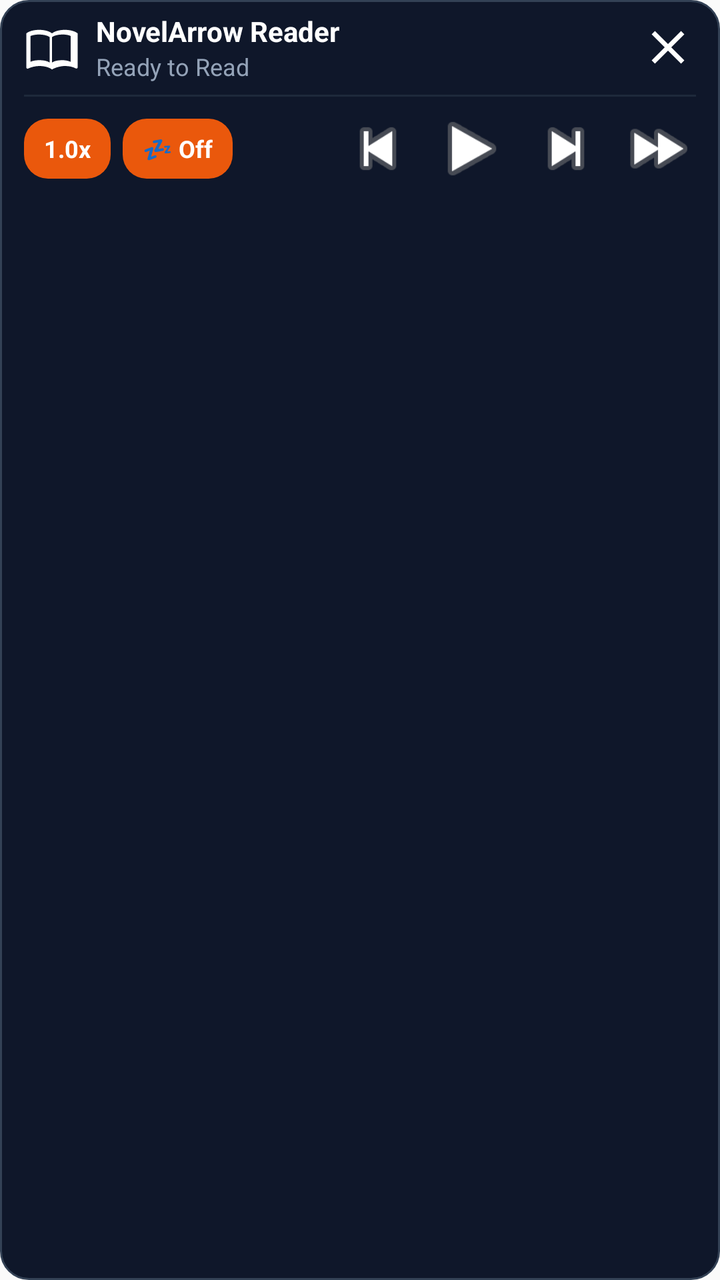
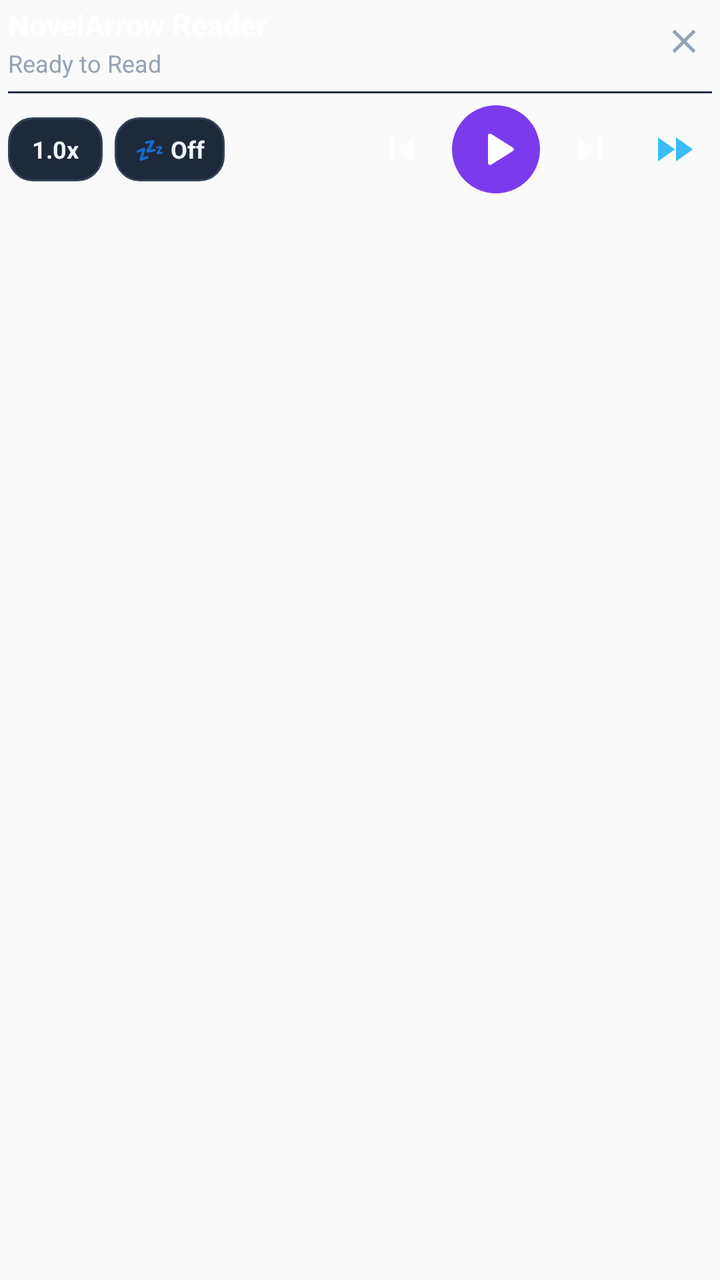

An Android layout rendered at two revisions. The XML below is the earlier revision; the diff shows what the commit changed to produce the second picture.
<!-- AndroidManifest.xml: application theme Theme.NovelArrowReader -->
<!-- res/layout/notification_quick_toolbar_expanded.xml -->
<?xml version="1.0" encoding="utf-8"?>
<LinearLayout xmlns:android="http://schemas.android.com/apk/res/android"
    android:id="@+id/layout_quick_toolbar_expanded_root"
    android:layout_width="match_parent"
    android:layout_height="wrap_content"
    android:minHeight="96dp"
    android:background="@drawable/bg_notification_toolbar"
    android:orientation="vertical"
    android:paddingStart="12dp"
    android:paddingTop="6dp"
    android:paddingEnd="12dp"
    android:paddingBottom="6dp">

    
    <LinearLayout
        android:layout_width="match_parent"
        android:layout_height="wrap_content"
        android:gravity="center_vertical"
        android:orientation="horizontal">

        <ImageView
            android:id="@+id/iv_toolbar_icon_exp"
            android:layout_width="28dp"
            android:layout_height="28dp"
            android:contentDescription="NovelArrow Reader"
            android:src="@drawable/ic_notification_toolbar" />

        <LinearLayout
            android:layout_width="0dp"
            android:layout_height="wrap_content"
            android:layout_marginStart="8dp"
            android:layout_marginEnd="8dp"
            android:layout_weight="1"
            android:orientation="vertical">

            <TextView
                android:id="@+id/tv_novel_title_exp"
                android:layout_width="match_parent"
                android:layout_height="wrap_content"
                android:ellipsize="end"
                android:maxLines="1"
                android:text="NovelArrow Reader"
                android:textColor="#FFFFFF"
                android:textSize="14sp"
                android:textStyle="bold" />

            <TextView
                android:id="@+id/tv_chapter_status_exp"
                android:layout_width="match_parent"
                android:layout_height="wrap_content"
                android:ellipsize="end"
                android:maxLines="1"
                android:text="Ready to Read"
                android:textColor="#94A3B8"
                android:textSize="12sp" />
        </LinearLayout>

        
        <ImageButton
            android:id="@+id/btn_close_exp"
            android:layout_width="28dp"
            android:layout_height="28dp"
            android:background="@android:color/transparent"
            android:contentDescription="Close Toolbar"
            android:scaleType="fitCenter"
            android:src="@drawable/ic_notification_toolbar_close" />
    </LinearLayout>

    
    <FrameLayout
        android:layout_width="match_parent"
        android:layout_height="1dp"
        android:layout_marginTop="6dp"
        android:layout_marginBottom="6dp"
        android:background="#1E293B" />

    
    <LinearLayout
        android:layout_width="match_parent"
        android:layout_height="40dp"
        android:gravity="center_vertical"
        android:orientation="horizontal">

        
        <TextView
            android:id="@+id/btn_speed_exp"
            android:layout_width="wrap_content"
            android:layout_height="30dp"
            android:layout_marginEnd="6dp"
            android:background="@drawable/bg_toolbar_pill"
            android:gravity="center"
            android:paddingStart="10dp"
            android:paddingEnd="10dp"
            android:text="1.0x"
            android:textColor="#FFFFFF"
            android:textSize="12sp"
            android:textStyle="bold" />

        
        <TextView
            android:id="@+id/btn_sleep_timer_exp"
            android:layout_width="wrap_content"
            android:layout_height="30dp"
            android:background="@drawable/bg_toolbar_pill"
            android:gravity="center"
            android:paddingStart="10dp"
            android:paddingEnd="10dp"
            android:text="💤 Off"
            android:textColor="#FFFFFF"
            android:textSize="12sp"
            android:textStyle="bold" />

        
        <FrameLayout
            android:layout_width="0dp"
            android:layout_height="1dp"
            android:layout_weight="1" />

        
        <ImageButton
            android:id="@+id/btn_prev_chap_exp"
            android:layout_width="38dp"
            android:layout_height="38dp"
            android:background="@android:color/transparent"
            android:contentDescription="Previous Chapter"
            android:scaleType="fitCenter"
            android:src="@android:drawable/ic_media_previous" />

        
        <ImageButton
            android:id="@+id/btn_play_pause_exp"
            android:layout_width="40dp"
            android:layout_height="40dp"
            android:layout_marginStart="8dp"
            android:background="@android:color/transparent"
            android:contentDescription="Play or Pause"
            android:scaleType="fitCenter"
            android:src="@android:drawable/ic_media_play" />

        
        <ImageButton
            android:id="@+id/btn_next_chap_exp"
            android:layout_width="38dp"
            android:layout_height="38dp"
            android:layout_marginStart="8dp"
            android:background="@android:color/transparent"
            android:contentDescription="Next Chapter"
            android:scaleType="fitCenter"
            android:src="@android:drawable/ic_media_next" />

        
        <ImageButton
            android:id="@+id/btn_site_next_exp"
            android:layout_width="38dp"
            android:layout_height="38dp"
            android:layout_marginStart="8dp"
            android:background="@android:color/transparent"
            android:contentDescription="Site Next Chapter"
            android:scaleType="fitCenter"
            android:src="@android:drawable/ic_media_ff" />
    </LinearLayout>

</LinearLayout>
<!-- resources referenced by this layout -->
<resources>
  <!-- drawable bg_notification_toolbar (drawable) -->
  <?xml version="1.0" encoding="utf-8"?>
  <shape xmlns:android="http://schemas.android.com/apk/res/android"
      android:shape="rectangle">
      <solid android:color="#0F172A" />
      <corners android:radius="14dp" />
      <stroke
          android:width="1dp"
          android:color="#334155" />
  </shape>
  <!-- drawable bg_toolbar_pill (drawable) -->
  <?xml version="1.0" encoding="utf-8"?>
  <shape xmlns:android="http://schemas.android.com/apk/res/android"
      android:shape="rectangle">
      <solid android:color="#EA580C" />
      <corners android:radius="12dp" />
  </shape>
  <!-- drawable ic_notification_toolbar (drawable) -->
  <vector xmlns:android="http://schemas.android.com/apk/res/android"
      android:width="24dp"
      android:height="24dp"
      android:viewportWidth="24"
      android:viewportHeight="24">
      <path
          android:fillColor="#FFFFFFFF"
          android:pathData="M21,5c-1.11,-0.35 -2.33,-0.5 -3.5,-0.5 -1.95,0 -4.05,0.4 -5.5,1.5 -1.45,-1.1 -3.55,-1.5 -5.5,-1.5S2.45,4.9 1,6v14.65c0,0.25 0.25,0.5 0.5,0.5 0.1,0 0.15,-0.05 0.25,-0.05C3.1,20.45 5.05,20 6.5,20c1.95,0 4.05,0.4 5.5,1.5 1.35,-0.85 3.8,-1.5 5.5,-1.5 1.65,0 3.35,0.3 4.75,1.05 0.1,0.05 0.15,0.05 0.25,0.05 0.25,0 0.5,-0.25 0.5,-0.5V6c-0.6,-0.45 -1.25,-0.75 -2,-1zM11,18.5c-1.1,-0.75 -2.75,-1 -4.5,-1 -1.4,0 -2.75,0.25 -3.75,0.7V7.15C3.85,6.7 5.15,6.5 6.5,6.5c1.75,0 3.4,0.35 4.5,1.1V18.5zM20,18.2c-1,-0.45 -2.35,-0.7 -3.5,-0.7 -1.75,0 -3.4,0.25 -4.5,1V7.6c1.1,-0.75 2.75,-1.1 4.5,-1.1 1.35,0 2.65,0.2 3.5,0.65v11.05z"/>
  </vector>
  <!-- drawable ic_notification_toolbar_close (drawable) -->
  <vector xmlns:android="http://schemas.android.com/apk/res/android"
      android:width="24dp"
      android:height="24dp"
      android:viewportWidth="24"
      android:viewportHeight="24">
      <path
          android:fillColor="#FFFFFFFF"
          android:pathData="M19,6.41L17.59,5 12,10.59 6.41,5 5,6.41 10.59,12 5,17.59 6.41,19 12,13.41 17.59,19 19,17.59 13.41,12z"/>
  </vector>
  <style name="Theme.NovelArrowReader" parent="android:Theme.Material.Light.NoActionBar" />
</resources>

<!-- the commit's change to res/layout/notification_quick_toolbar_expanded.xml (unified diff, before → after) -->
@@ -4,12 +4,12 @@
     android:layout_width="match_parent"
     android:layout_height="wrap_content"
     android:minHeight="96dp"
-    android:background="@drawable/bg_notification_toolbar"
+    android:background="@android:color/transparent"
     android:orientation="vertical"
-    android:paddingStart="12dp"
-    android:paddingTop="6dp"
-    android:paddingEnd="12dp"
-    android:paddingBottom="6dp">
+    android:paddingStart="4dp"
+    android:paddingTop="2dp"
+    android:paddingEnd="4dp"
+    android:paddingBottom="4dp">
 
     
     <LinearLayout
@@ -20,15 +20,15 @@
 
         <ImageView
             android:id="@+id/iv_toolbar_icon_exp"
-            android:layout_width="28dp"
-            android:layout_height="28dp"
+            android:layout_width="0dp"
+            android:layout_height="0dp"
+            android:visibility="gone"
             android:contentDescription="NovelArrow Reader"
             android:src="@drawable/ic_notification_toolbar" />
 
         <LinearLayout
             android:layout_width="0dp"
             android:layout_height="wrap_content"
-            android:layout_marginStart="8dp"
             android:layout_marginEnd="8dp"
             android:layout_weight="1"
             android:orientation="vertical">
@@ -41,13 +41,14 @@
                 android:maxLines="1"
                 android:text="NovelArrow Reader"
                 android:textColor="#FFFFFF"
-                android:textSize="14sp"
+                android:textSize="15sp"
                 android:textStyle="bold" />
 
             <TextView
                 android:id="@+id/tv_chapter_status_exp"
                 android:layout_width="match_parent"
                 android:layout_height="wrap_content"
+                android:layout_marginTop="1dp"
                 android:ellipsize="end"
                 android:maxLines="1"
                 android:text="Ready to Read"
@@ -62,7 +63,8 @@
             android:layout_height="28dp"
             android:background="@android:color/transparent"
             android:contentDescription="Close Toolbar"
-            android:scaleType="fitCenter"
+            android:scaleType="centerInside"
+            android:padding="4dp"
             android:src="@drawable/ic_notification_toolbar_close" />
     </LinearLayout>
 
@@ -72,12 +74,12 @@
         android:layout_height="1dp"
         android:layout_marginTop="6dp"
         android:layout_marginBottom="6dp"
-        android:background="#1E293B" />
+        android:background="#263345" />
 
     
     <LinearLayout
         android:layout_width="match_parent"
-        android:layout_height="40dp"
+        android:layout_height="44dp"
         android:gravity="center_vertical"
         android:orientation="horizontal">
 
@@ -85,14 +87,14 @@
         <TextView
             android:id="@+id/btn_speed_exp"
             android:layout_width="wrap_content"
-            android:layout_height="30dp"
+            android:layout_height="32dp"
             android:layout_marginEnd="6dp"
             android:background="@drawable/bg_toolbar_pill"
             android:gravity="center"
-            android:paddingStart="10dp"
-            android:paddingEnd="10dp"
+            android:paddingStart="12dp"
+            android:paddingEnd="12dp"
             android:text="1.0x"
-            android:textColor="#FFFFFF"
+            android:textColor="#F1F5F9"
             android:textSize="12sp"
             android:textStyle="bold" />
 
@@ -100,13 +102,13 @@
         <TextView
             android:id="@+id/btn_sleep_timer_exp"
             android:layout_width="wrap_content"
-            android:layout_height="30dp"
+            android:layout_height="32dp"
             android:background="@drawable/bg_toolbar_pill"
             android:gravity="center"
             android:paddingStart="10dp"
             android:paddingEnd="10dp"
             android:text="💤 Off"
-            android:textColor="#FFFFFF"
+            android:textColor="#F1F5F9"
             android:textSize="12sp"
             android:textStyle="bold" />
 
@@ -123,41 +125,45 @@
             android:layout_height="38dp"
             android:background="@android:color/transparent"
             android:contentDescription="Previous Chapter"
-            android:scaleType="fitCenter"
-            android:src="@android:drawable/ic_media_previous" />
+            android:scaleType="centerInside"
+            android:padding="7dp"
+            android:src="@drawable/ic_toolbar_prev" />
 
         
         <ImageButton
             android:id="@+id/btn_play_pause_exp"
-            android:layout_width="40dp"
-            android:layout_height="40dp"
-            android:layout_marginStart="8dp"
-            android:background="@android:color/transparent"
+            android:layout_width="44dp"
+            android:layout_height="44dp"
+            android:layout_marginStart="6dp"
+            android:layout_marginEnd="6dp"
+            android:background="@drawable/ic_toolbar_play_bg"
             android:contentDescription="Play or Pause"
-            android:scaleType="fitCenter"
-            android:src="@android:drawable/ic_media_play" />
+            android:scaleType="centerInside"
+            android:padding="10dp"
+            android:src="@drawable/ic_toolbar_play" />
 
         
         <ImageButton
             android:id="@+id/btn_next_chap_exp"
             android:layout_width="38dp"
             android:layout_height="38dp"
-            android:layout_marginStart="8dp"
             android:background="@android:color/transparent"
             android:contentDescription="Next Chapter"
-            android:scaleType="fitCenter"
-            android:src="@android:drawable/ic_media_next" />
+            android:scaleType="centerInside"
+            android:padding="7dp"
+            android:src="@drawable/ic_toolbar_next" />
 
         
         <ImageButton
             android:id="@+id/btn_site_next_exp"
             android:layout_width="38dp"
             android:layout_height="38dp"
-            android:layout_marginStart="8dp"
+            android:layout_marginStart="4dp"
             android:background="@android:color/transparent"
             android:contentDescription="Site Next Chapter"
-            android:scaleType="fitCenter"
-            android:src="@android:drawable/ic_media_ff" />
+            android:scaleType="centerInside"
+            android:padding="7dp"
+            android:src="@drawable/ic_toolbar_site_next" />
     </LinearLayout>
 
 </LinearLayout>
<!-- resource entries referenced after the edit -->
@@ -1,21 +1,14 @@
 <!-- resources referenced by this layout -->
 <resources>
-  <!-- drawable bg_notification_toolbar (drawable) -->
-  <?xml version="1.0" encoding="utf-8"?>
-  <shape xmlns:android="http://schemas.android.com/apk/res/android"
-      android:shape="rectangle">
-      <solid android:color="#0F172A" />
-      <corners android:radius="14dp" />
-      <stroke
-          android:width="1dp"
-          android:color="#334155" />
-  </shape>
   <!-- drawable bg_toolbar_pill (drawable) -->
   <?xml version="1.0" encoding="utf-8"?>
   <shape xmlns:android="http://schemas.android.com/apk/res/android"
       android:shape="rectangle">
-      <solid android:color="#EA580C" />
+      <solid android:color="#1E293B" />
       <corners android:radius="12dp" />
+      <stroke
+          android:width="1dp"
+          android:color="#334155" />
   </shape>
   <!-- drawable ic_notification_toolbar (drawable) -->
   <vector xmlns:android="http://schemas.android.com/apk/res/android"
@@ -34,8 +27,54 @@
       android:viewportWidth="24"
       android:viewportHeight="24">
       <path
+          android:fillColor="#94A3B8"
+          android:pathData="M19,6.41L17.59,5 12,10.59 6.41,5 5,6.41 10.59,12 5,17.59 6.41,19 12,13.41 17.59,19 19,17.59 13.41,12z"/>
+  </vector>
+  <!-- drawable ic_toolbar_next (drawable) -->
+  <vector xmlns:android="http://schemas.android.com/apk/res/android"
+      android:width="24dp"
+      android:height="24dp"
+      android:viewportWidth="24"
+      android:viewportHeight="24">
+      <path
           android:fillColor="#FFFFFFFF"
-          android:pathData="M19,6.41L17.59,5 12,10.59 6.41,5 5,6.41 10.59,12 5,17.59 6.41,19 12,13.41 17.59,19 19,17.59 13.41,12z"/>
+          android:pathData="M6,18l8.5,-6L6,6v12zM16,6v12h2V6h-2z"/>
+  </vector>
+  <!-- drawable ic_toolbar_play (drawable) -->
+  <vector xmlns:android="http://schemas.android.com/apk/res/android"
+      android:width="24dp"
+      android:height="24dp"
+      android:viewportWidth="24"
+      android:viewportHeight="24">
+      <path
+          android:fillColor="#FFFFFFFF"
+          android:pathData="M8,5.14v13.72a1,1 0 0,0 1.5,0.86l11,-6.86a1,1 0 0,0 0,-1.72l-11,-6.86a1,1 0 0,0 -1.5,0.86z"/>
+  </vector>
+  <!-- drawable ic_toolbar_play_bg (drawable) -->
+  <?xml version="1.0" encoding="utf-8"?>
+  <shape xmlns:android="http://schemas.android.com/apk/res/android"
+      android:shape="oval">
+      <solid android:color="#7C3AED" />
+  </shape>
+  <!-- drawable ic_toolbar_prev (drawable) -->
+  <vector xmlns:android="http://schemas.android.com/apk/res/android"
+      android:width="24dp"
+      android:height="24dp"
+      android:viewportWidth="24"
+      android:viewportHeight="24">
+      <path
+          android:fillColor="#FFFFFFFF"
+          android:pathData="M6,6h2v12H6zm3.5,6l8.5,6V6z"/>
+  </vector>
+  <!-- drawable ic_toolbar_site_next (drawable) -->
+  <vector xmlns:android="http://schemas.android.com/apk/res/android"
+      android:width="24dp"
+      android:height="24dp"
+      android:viewportWidth="24"
+      android:viewportHeight="24">
+      <path
+          android:fillColor="#38BDF8"
+          android:pathData="M4,18l8.5,-6L4,6v12zm9,-12v12l8.5,-6L13,6z"/>
   </vector>
   <style name="Theme.NovelArrowReader" parent="android:Theme.Material.Light.NoActionBar" />
 </resources>
